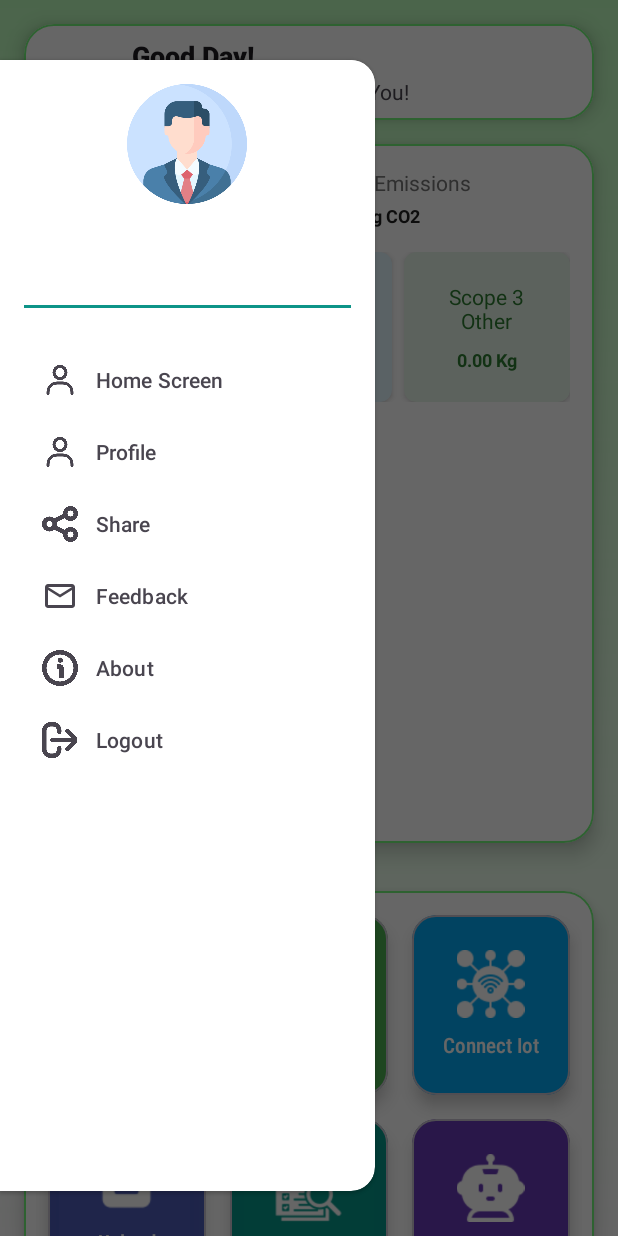
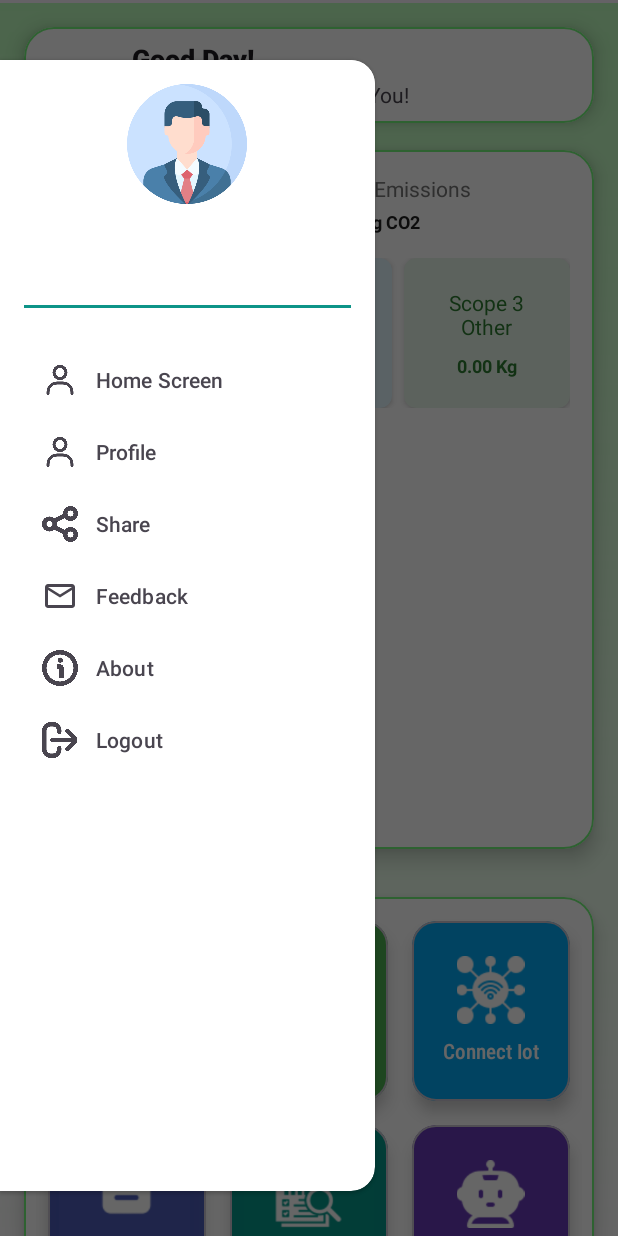
Before and after one commit to vishal-bhutekar21/Odoo_hackathon-Carbon-Footprint-Tracker_49, an Android app: the screen it shows after launch once a user with an empty profile is signed in (Dashboard), with the side drawer open, on a phone screen of 412 x 824 dp. Run offline under Robolectric (Android 15) with nearby library versions, the light colour scheme and no system bars; our stand-ins replace Firebase (no records; nobody signed in at launch, a user with empty details on screens opened directly); libraries missing offline, so code that uses them is left out: com.github.mikephil.charting; plain views replace LineChart, PieChart; 14 statements that could not run were skipped.

Commit message:
dashboard done

```diff
--- a/app/src/main/res/layout/activity_dashboard.xml
+++ b/app/src/main/res/layout/activity_dashboard.xml
@@ -9,6 +9,7 @@
     <!-- Main Content Area -->
     <androidx.coordinatorlayout.widget.CoordinatorLayout
         android:id="@+id/main"
+        android:layout_marginTop="2dp"
         android:layout_width="match_parent"
         android:layout_height="match_parent"
         android:fitsSystemWindows="true"
@@ -21,7 +22,7 @@
         <androidx.core.widget.NestedScrollView
             android:layout_width="match_parent"
             android:layout_height="match_parent"
-            android:layout_marginTop="80dp"
+            android:layout_marginTop="82dp"
             app:layout_behavior="@string/appbar_scrolling_view_behavior">
 
             <LinearLayout
```
